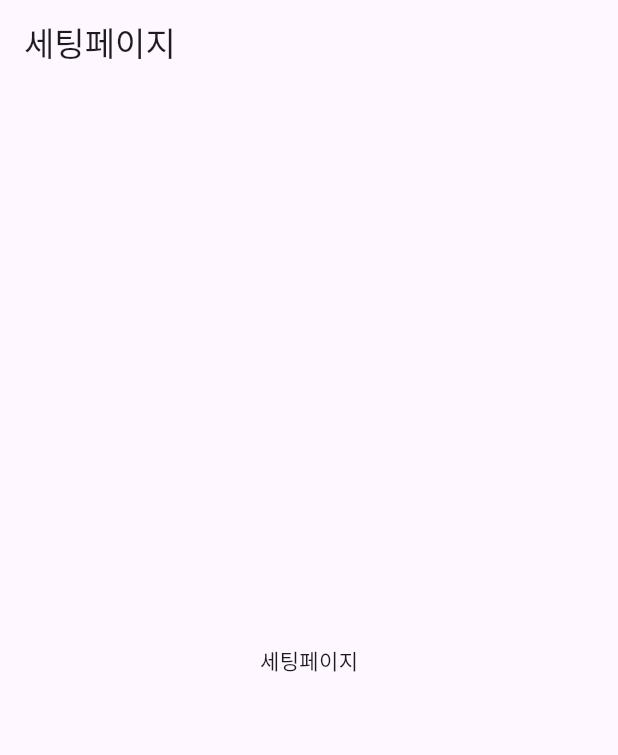
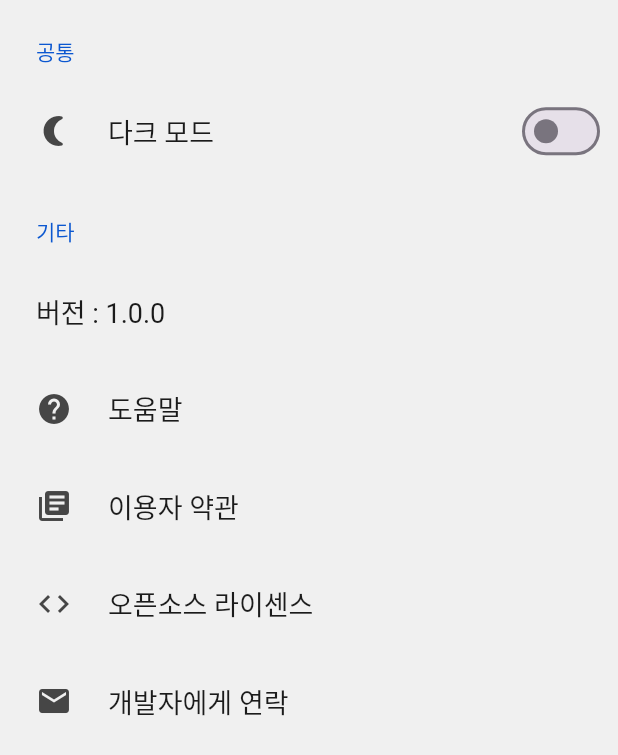
Before and after one commit to Bincher/4-1_obd_project, a Flutter app: the screen it shows after launch, after a tap on "세팅", on a phone screen of 412 x 824 dp. Shown: the top 755 px of the screen. Run offline on Flutter 3.47's test engine with Material 3 defaults, Android fonts, the phone set to English and light mode, and no system bars; drawn by our look-alikes of settings_ui; our stand-ins replace flutter_bluetooth_serial, math_expressions.

Commit message:
모니터링 setState 설정 + 세팅페이지 화면

```diff
--- a/lib/main.dart
+++ b/lib/main.dart
@@ -20,10 +20,7 @@ Obd2Plugin obd2 = Obd2Plugin();
 void main() {
   runApp(const MyApp());
 
-  // 1분마다 getDataFromObd 실행, 시간 조절 가능(second 가능)
-  Timer.periodic(const Duration(seconds: 5), (timer) async {
-    if (isConnected) await getDataFromObd(obd2);
-  });
+
 }
 
 /// 앱의 루트 위젯
@@ -147,6 +144,13 @@ class MainPageState extends State<MainPage> {
                         isConnected = true;
                       });
                       print("connected to bluetooth device.");
+
+                      getDataFromObd(obd2);
+                      // 1분마다 getDataFromObd 실행, 시간 조절 가능(second 가능)
+                      Timer.periodic(const Duration(seconds: 5), (timer) async {
+                        if (isConnected) await getDataFromObd(obd2);
+                      });
+
                       Navigator.pop(builder);
                     }, (message) {
                       setState(() {
@@ -430,7 +434,7 @@ Widget setButtonRow(BuildContext context, {required String firstButton, required
               } else if (secondButton.compareTo('세팅') == 0) {
                 Navigator.push(
                   context,
-                  MaterialPageRoute(builder: (context) => const SettingPage()),
+                  MaterialPageRoute(builder: (context) => SettingPage()),
                 );
               }
             },
--- a/lib/mainNoBluetooth.dart
+++ b/lib/mainNoBluetooth.dart
@@ -228,7 +228,7 @@ Widget setButtonRow(BuildContext context, {required String firstButton, required
               } else if (secondButton.compareTo('세팅') == 0) {
                 Navigator.push(
                   context,
-                  MaterialPageRoute(builder: (context) => const SettingPage()),
+                  MaterialPageRoute(builder: (context) => SettingPage()),
                 );
               }
             },
--- a/lib/settingPage.dart
+++ b/lib/settingPage.dart
@@ -1,37 +1,96 @@
-// settingPage.dart
 import 'package:flutter/material.dart';
-import 'package:my_flutter_app/obd2_plugin.dart';
+import 'package:settings_ui/settings_ui.dart';
+import 'package:url_launcher/url_launcher.dart';
+
+void main() {
+  runApp(MyApp());
+}
+
+bool darkModeEnabled = false;
+
+class MyApp extends StatelessWidget {
+  @override
+  Widget build(BuildContext context) {
+    return MaterialApp(
+      title: 'Settings Example',
+      theme: ThemeData(
+        primarySwatch: Colors.blue,
+        brightness: darkModeEnabled ? Brightness.dark : Brightness.light,
+      ),
+      home: SettingPage(),
+    );
+  }
+}
 
 class SettingPage extends StatefulWidget {
   const SettingPage({Key? key}) : super(key: key);
 
   @override
-  State<SettingPage> createState() => AllimPageState();
+  State<SettingPage> createState() => SettingPageState();
 }
 
-
-class AllimPageState extends State<SettingPage> {
-
-  @override
-  void initState() {
-    super.initState();
-  }
-
-  var obd2 = Obd2Plugin();
-
-  @override
+class SettingPageState extends State<SettingPage> {
   Widget build(BuildContext context) {
-    return MaterialApp(
-      title: "SettingPage",
-      locale: const Locale.fromSubtags(languageCode: 'en'),
-      home: Scaffold(
-        appBar: AppBar(
-          title: const Text('세팅페이지'),
-        ),
-        body: Center(
-          child: Text('세팅페이지'),
-        ),
+    return Scaffold(
+      body: SettingsList(
+        sections: [
+          SettingsSection(
+            title: Text(
+              '공통',
+            ),
+            tiles: <SettingsTile>[
+              SettingsTile.switchTile(
+                title: Text('다크 모드'),
+                initialValue: darkModeEnabled,
+                onToggle: (value) {
+                  setState(() {
+                    darkModeEnabled = value;
+                  });
+                },
+                leading: Icon(Icons.nightlight_round),
+              ),
+            ],
+          ),
+          SettingsSection(
+            title: Text('기타'),
+            tiles: <SettingsTile>[
+              SettingsTile(
+                title: Text('버전 : 1.0.0'),
+              ),
+              SettingsTile.navigation(
+                leading: Icon(Icons.help),
+                title: Text('도움말'),
+                onPressed: ((context) {}),
+              ),
+              SettingsTile.navigation(
+                leading: Icon(Icons.library_books),
+                title: Text('이용자 약관'),
+                onPressed: ((context) {}),
+              ),
+              SettingsTile.navigation(
+                leading: Icon(Icons.code),
+                title: Text('오픈소스 라이센스'),
+                onPressed: ((context) {}),
+              ),
+              SettingsTile.navigation(
+                leading: Icon(Icons.email),
+                title: Text('개발자에게 연락'),
+                onPressed: ((context) {
+                  _launchURL('https://github.com/Bincher/4-1_obd_project');
+                }),
+              ),
+            ],
+          ),
+        ],
       ),
     );
   }
 }
+
+void _launchURL(String url) async {
+  if (await canLaunch(url)) {
+    await launch(url);
+  } else {
+    throw 'Could not launch $url';
+  }
+}
--- a/pubspec.yaml
+++ b/pubspec.yaml
@@ -42,8 +42,10 @@ dependencies:
       ref: android12
   math_expressions: ^2.4.0
   permission_handler: ^10.0.0
-  provider: ^5.0.0
+  provider: ^6.1.2
   fl_chart: ^0.67.0
+  settings_ui: ^2.0.2
+  url_launcher: ^6.2.6
 
 dev_dependencies:
   flutter_test:
```
Also changed, not shown: lib/allimPage.dart (+72 -22 lines), lib/monitoringPage.dart (+12 -0 lines), lib/obdData.dart (+19 -0 lines), pubspec.lock, 6 other files.
